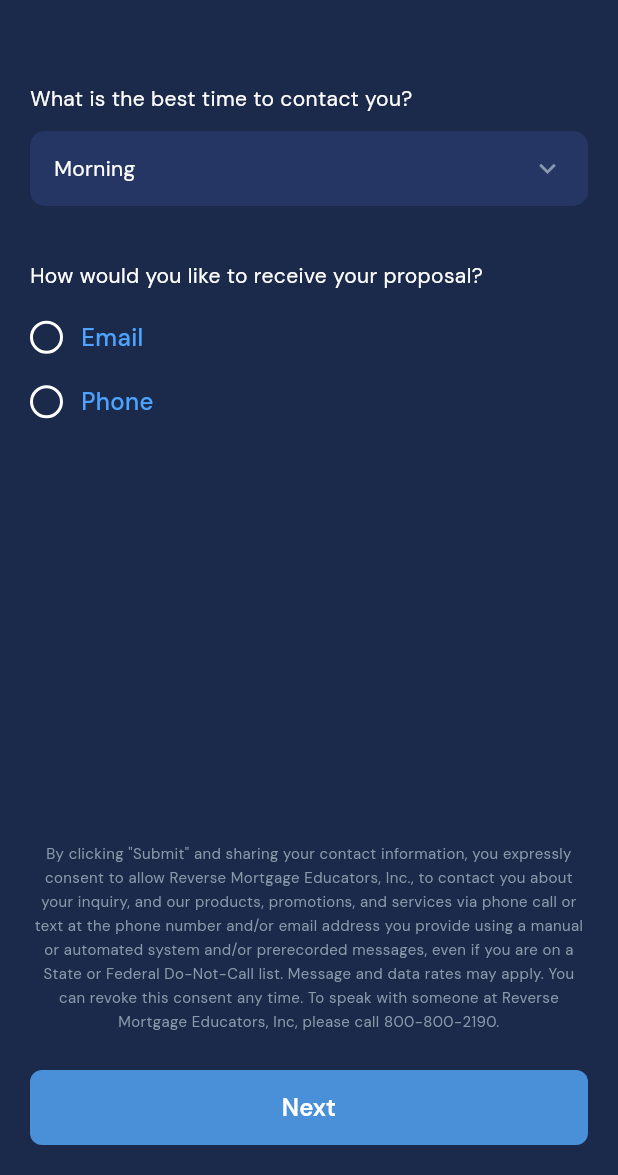
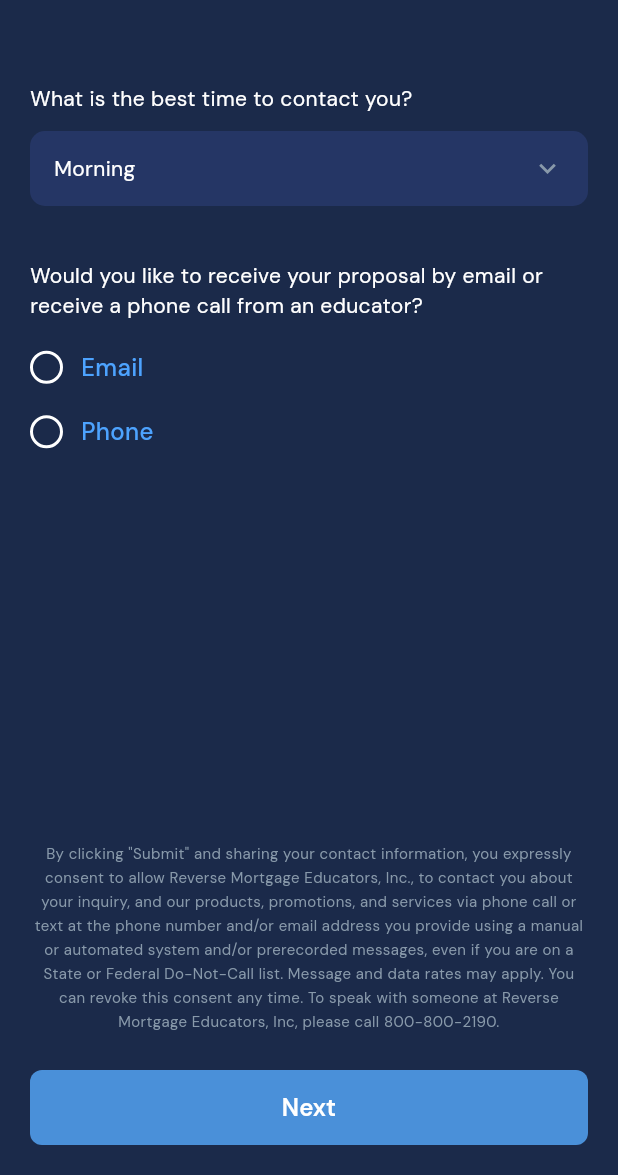
Before and after one commit to jahidulislam-hello/cmorme-loan-app, a Flutter app: the InquiryPage screen opened by its route, on a phone screen of 412 x 824 dp, the part 61-1236 px from its top. Run offline on Flutter 3.47's test engine with Material 3 defaults, Android fonts, the phone set to English and light mode, and no system bars; our stand-ins replace cached_network_image, connectivity_plus, dio, flutter_html, flutter_image_compress, flutter_svg and 7 more; accounts and stored records are empty; network calls fail; project files that could hold a hidden picture were left out.

Commit message:
02.09.2026

```diff
--- a/lib/features/request_proposal/presentation/view/page/inquiry_page.dart
+++ b/lib/features/request_proposal/presentation/view/page/inquiry_page.dart
@@ -64,7 +64,7 @@ class InquiryPage extends GetView<RequestProposalController> {
 
                             // ── How to receive proposal ───────────────────────
                             const Text(
-                              'How would you like to receive your proposal?',
+                              'Would you like to receive your proposal by email or receive a phone call from an educator?',
                               style: TextStyle(
                                 color: AppColors.white,
                                 fontSize: 14,
--- a/lib/shared/widgets/custom_price_field.dart
+++ b/lib/shared/widgets/custom_price_field.dart
@@ -14,7 +14,7 @@ class CustomPriceField extends StatelessWidget {
   const CustomPriceField({
     super.key,
     required this.label,
-    this.hintText = 'Price',
+    this.hintText = '',
     this.controller,
     this.labelColor,
     this.backgroundColor,
--- a/pubspec.yaml
+++ b/pubspec.yaml
@@ -16,7 +16,7 @@ publish_to: 'none' # Remove this line if you wish to publish to pub.dev
 # https://developer.apple.com/library/archive/documentation/General/Reference/InfoPlistKeyReference/Articles/CoreFoundationKeys.html
 # In Windows, build-name is used as the major, minor, and patch parts
 # of the product and file versions while build-number is used as the build suffix.
-version: 1.0.0+13
+version: 1.0.0+14
 
 environment:
   sdk: ^3.9.2
```
Also changed, not shown: 2 other files.
